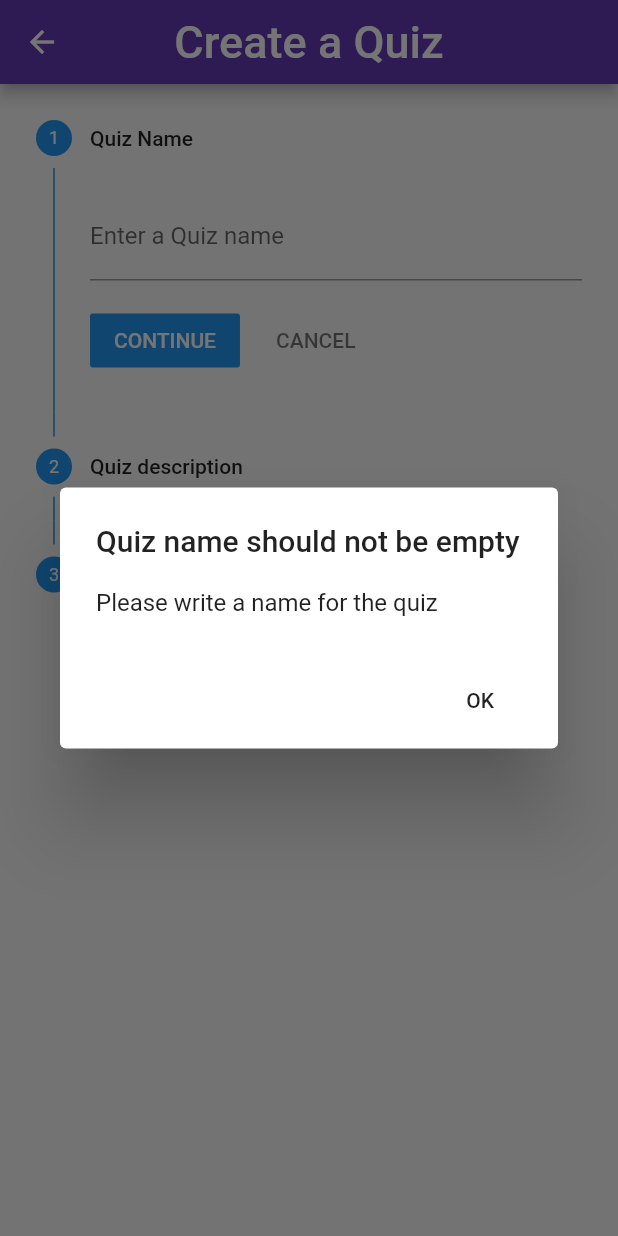
After one commit to EidAlmutairi0/thaqafah, a Flutter app: the CreateQuizScreen screen opened directly, after a tap on "CONTINUE", on a phone screen of 412 x 824 dp. The commit adds this screen. Run offline on Flutter 3.47's test engine with Material 2 defaults, Android fonts, the phone set to English and light mode, and no system bars; our stand-ins replace cloud_firestore, convex_bottom_bar, firebase_auth, firebase_core, group_radio_button, modal_progress_hud and 1 more; accounts and stored records are empty.

Commit message:
Create a qua

```diff
--- /dev/null
+++ b/lib/Create_Quiz_Screen.dart
@@ -0,0 +1,401 @@
+import 'package:flutter/material.dart';
+import 'package:cloud_firestore/cloud_firestore.dart';
+import 'package:thaqafah/main.dart';
+import 'package:cloud_firestore/cloud_firestore.dart';
+import 'package:rflutter_alert/rflutter_alert.dart';
+import 'package:group_radio_button/group_radio_button.dart';
+
+class CreateQuizScreen extends StatefulWidget {
+  @override
+  _CreateQuizScreenState createState() => _CreateQuizScreenState();
+}
+
+var quizName;
+var quizDescription;
+
+class _CreateQuizScreenState extends State<CreateQuizScreen> {
+  static final _firebase = FirebaseFirestore.instance;
+  String questionTitle;
+  String correctAnswer;
+  String wrongAnswerOne;
+  String wrongAnswerTwo;
+  String wrongAnswerthree;
+  List<String> answers;
+
+  // ignore: must_call_super
+  initState() {
+    quizName = null;
+    quizDescription = null;
+  }
+
+  int currentStep = 0;
+  bool complete = false;
+
+  cancel() {
+    if (currentStep > 0) {
+      goto(currentStep - 1);
+    }
+  }
+
+  goto(int step) {
+    setState(() {
+      currentStep = step;
+    });
+  }
+
+  @override
+  Widget build(BuildContext context) {
+    String _singleValue = "Text alignment right";
+    String _verticalGroupValue = "Pending";
+
+    List<String> _status = ["Pending", "Released", "Blocked"];
+    final _firebase = FirebaseFirestore.instance;
+    List<Step> steps = [
+      Step(
+          title: const Text('Quiz Name'),
+          //subtitle: const Text('Enter your name'),
+          isActive: true,
+          //state: StepState.error,
+          state: StepState.indexed,
+          content: TextFormField(
+            keyboardType: TextInputType.text,
+            autocorrect: false,
+            onChanged: (String value) {
+              quizName = value;
+            },
+            maxLines: 1,
+            decoration: new InputDecoration(
+                labelText: 'Enter a Quiz name',
+                hintText: 'Enter a name',
+                //filled: true,
+                labelStyle:
+                    new TextStyle(decorationStyle: TextDecorationStyle.solid)),
+          )),
+      Step(
+          title: const Text('Quiz description'),
+          //subtitle: const Text('Subtitle'),
+          isActive: true,
+          //state: StepState.editing,
+          state: StepState.indexed,
+          content: TextFormField(
+            keyboardType: TextInputType.text,
+            onSaved: (String value) {
+              quizDescription = value;
+            },
+            autocorrect: false,
+            maxLines: 5,
+            decoration: new InputDecoration(
+                labelText: 'Enter the quiz description',
+                hintText: 'Enter a description',
+                labelStyle:
+                    new TextStyle(decorationStyle: TextDecorationStyle.solid)),
+          )),
+      Step(
+          title: const Text('Quiz questions'),
+          //subtitle: const Text('Subtitle'),
+          isActive: true,
+          //state: StepState.editing,
+          state: StepState.indexed,
+          content: Column(
+            mainAxisAlignment: MainAxisAlignment.start,
+            children: [
+              StreamBuilder<QuerySnapshot>(
+                stream: _firebase
+                    .collection("Categories")
+                    .doc("$currentCategory")
+                    .collection("Quizzes")
+                    .doc("$quizName")
+                    .collection("Questions")
+                    .snapshots(),
+                builder: (context, snapshot) {
+                  if (snapshot.hasData) {
+                    final categories = snapshot.data.docs;
+                    List<Padding> categoriesWidgets = [];
+                    for (var Category in categories) {
+                      var aCategory = Category.id;
+                      var corrAnswer = Category.get("correct Answer");
+                      var wroAnswer1 = Category.get("wrong Answer One");
+                      var wroAnswer2 = Category.get("wrong Answer two");
+                      var wroAnswer3 = Category.get("wrong Answer Three");
+
+                      // ignore: non_constant_identifier_names
+                      final CategoryWidget = Padding(
+                        padding: EdgeInsets.only(top: 10),
+                        child: Row(
+                          mainAxisAlignment: MainAxisAlignment.start,
+                          children: [
+                            Container(
+                              decoration: BoxDecoration(
+                                  borderRadius: BorderRadius.circular(10),
+                                  border: Border.all(color: Color(0xFF673ab7))),
+                              width: 200,
+                              child: Column(
+                                children: [
+                                  Text(
+                                    aCategory,
+                                    style: TextStyle(
+                                        color: Colors.black54, fontSize: 20),
+                                  ),
+                                  Text(
+                                    corrAnswer,
+                                    style: TextStyle(
+                                        color: Colors.green, fontSize: 15),
+                                  ),
+                                  Text(
+                                    wroAnswer1,
+                                    style: TextStyle(
+                                        color: Colors.red, fontSize: 15),
+                                  ),
+                                  Text(
+                                    wroAnswer2,
+                                    style: TextStyle(
+                                        color: Colors.red, fontSize: 15),
+                                  ),
+                                  Text(
+                                    wroAnswer3,
+                                    style: TextStyle(
+                                        color: Colors.red, fontSize: 15),
+                                  ),
+                                ],
+                                mainAxisAlignment: MainAxisAlignment.start,
+                              ),
+                            ),
+                            SizedBox(
+                              width: 10,
+                            ),
+                            Container(
+                                decoration: BoxDecoration(
+                                  borderRadius: BorderRadius.circular(10),
+                                  color: Colors.red,
+                                ),
+                                width: 30,
+                                height: 30,
+                                child: Center(
+                                  child: IconButton(
+                                    icon: Icon(
+                                      Icons.clear,
+                                    ),
+                                    iconSize: 15,
+                                    color: Colors.white,
+                                    onPressed: () {
+                                      showDialog(
+                                          context: context,
+                                          builder: (_) => AlertDialog(
+                                                title: Text(
+                                                    "Are you sure about deleting this Questions"),
+                                                actions: [
+                                                  FlatButton(
+                                                      onPressed: () {
+                                                        Navigator.pop(context);
+                                                      },
+                                                      child: Text("NO")),
+                                                  FlatButton(
+                                                      onPressed: () {
+                                                        _firebase
+                                                            .collection(
+                                                                "Categories")
+                                                            .doc(
+                                                                "$currentCategory")
+                                                            .collection(
+                                                                "Quizzes")
+                                                            .doc("$quizName")
+                                                            .collection(
+                                                                "Questions")
+                                                            .doc("$aCategory")
+                                                            .delete();
+                                                        Navigator.pop(context);
+                                                      },
+                                                      child: Text("YES"))
+                                                ],
+                                              ));
+                                    },
+                                  ),
+                                ))
+                          ],
+                        ),
+                      );
+                      categoriesWidgets.add(CategoryWidget);
+                    }
+                    if (categoriesWidgets.isEmpty)
+                      return Center(
+                        child: Text(
+                          "There is no questions",
+                          style: TextStyle(color: Colors.black54, fontSize: 20),
+                        ),
+                      );
+
+                    return Column(
+                      children: categoriesWidgets,
+                    );
+                  } else {
+                    return Center();
+                  }
+                },
+              ),
+              SizedBox(
+                height: 30,
+              ),
+              Container(
+                height: 40,
+                width: 200,
+                decoration: BoxDecoration(
+                  color: Color(0xFFD3A762),
+                  borderRadius: BorderRadius.circular(5),
+                ),
+                child: FlatButton(
+                  onPressed: () {
+                    Alert(
+                        context: context,
+                        title: "Create a question",
+                        content: Column(
+                          children: <Widget>[
+                            TextField(
+                              decoration: InputDecoration(
+                                labelText: 'Question title',
+                              ),
+                              onChanged: (value) {
+                                setState(() {
+                                  questionTitle = value;
+                                });
+                              },
+                              maxLines: 3,
+                            ),
+                            TextField(
+                              onChanged: (value) {
+                                setState(() {
+                                  correctAnswer = value;
+                                });
+                              },
+                              decoration: InputDecoration(
+                                labelText: 'Correct title',
+                              ),
+                              maxLines: 1,
+                            ),
+                            TextField(
+                              onChanged: (value) {
+                                setState(() {
+                                  wrongAnswerOne = value;
+                                });
+                              },
+                              decoration: InputDecoration(
+                                labelText: 'wrong answer one ',
+                              ),
+                              maxLines: 1,
+                            ),
+                            TextField(
+                              onChanged: (value) {
+                                setState(() {
+                                  wrongAnswerTwo = value;
+                                });
+                              },
+                              decoration: InputDecoration(
+                                labelText: 'wrong answer two',
+                              ),
+                              maxLines: 1,
+                            ),
+                            TextField(
+                              onChanged: (value) {
+                                setState(() {
+                                  wrongAnswerthree = value;
+                                });
+                              },
+                              decoration: InputDecoration(
+                                labelText: 'wrong answer three',
+                              ),
+                              maxLines: 1,
+                            ),
+                          ],
+                        ),
+                        buttons: [
+                          DialogButton(
+                            onPressed: () => {
+                              print("hi"),
+                              print("bye"),
+                              _firebase
+                                  .collection("Categories")
+                                  .doc("$currentCategory")
+                                  .collection("Quizzes")
+                                  .doc("$quizName")
+                                  .collection("Questions")
+                                  .doc("$questionTitle")
+                                  .set({
+                                "question Title": questionTitle,
+                                "anwers": answers,
+                                "correct Answer": correctAnswer,
+                                "wrong Answer One": wrongAnswerOne,
+                                "wrong Answer two": wrongAnswerTwo,
+                                "wrong Answer Three": wrongAnswerthree,
+                              }),
+                              Navigator.pop(context)
+                            },
+                            child: Text(
+                              "Create",
+                              style:
+                                  TextStyle(color: Colors.white, fontSize: 20),
+                            ),
+                          )
+                        ]).show();
+                  },
+                  child: Text("create a question"),
+                ),
+              ),
+              SizedBox(
+                height: 30,
+              ),
+            ],
+          )),
+    ];
+
+    next() {
+      if (quizName == null || quizName == "") {
+        showDialog(
+            context: context,
+            builder: (_) => AlertDialog(
+                  title: Text("Quiz name should not be empty "),
+                  content: Text("Please write a name for the quiz"),
+                  actions: [
+                    FlatButton(
+                        onPressed: () {
+                          Navigator.pop(context);
+                        },
+                        child: Text("OK"))
+                  ],
+                ));
+      } else {
+        currentStep + 1 != steps.length
+            ? goto(currentStep + 1)
+            : setState(() => complete = true);
+      }
+    }
+
+    return Scaffold(
+      appBar: AppBar(
+        centerTitle: true,
+        title: Text(
+          "Create a Quiz",
+          style: TextStyle(
+            color: Colors.white,
+            fontSize: 30,
+          ),
+        ),
+        backgroundColor: Color(0xFF673ab7),
+      ),
+      body: SafeArea(
+        child: Theme(
+          data: ThemeData(
+              primaryColor: Color(0xFF673ab7), buttonColor: Color(0xFFD3A762)),
+          child: SingleChildScrollView(
+            child: Stepper(
+              physics: ClampingScrollPhysics(),
+              type: StepperType.vertical,
+              currentStep: currentStep,
+              onStepContinue: next,
+              onStepCancel: cancel,
+              steps: steps,
+            ),
+          ),
+        ),
+      ),
+    );
+  }
+}
--- a/lib/main.dart
+++ b/lib/main.dart
@@ -1,7 +1,7 @@
 import 'package:flutter/material.dart';
 import 'package:thaqafah/Log_in_screen.dart';
 import 'package:firebase_core/firebase_core.dart';
-import 'package:thaqafah/category.dart';
+import 'file:///C:/Users/eid_1/AndroidStudioProjects/thaqafah/lib/UserScreens/User_Category.dart';
 
 var currentCategory;
 var currentQuiz;
@@ -24,7 +24,6 @@ class _MyAppState extends State<MyApp> {
     return MaterialApp(
       routes: {
         "LoginScreen": (context) => LoginPage(),
-        "category": (context) => category(),
       },
       initialRoute: "LoginScreen",
       debugShowCheckedModeBanner: false,
--- a/pubspec.yaml
+++ b/pubspec.yaml
@@ -35,6 +35,7 @@ dependencies:
   convex_bottom_bar: ^2.4.1
   outline_material_icons: ^0.1.1
   rflutter_alert: ^1.1.0
+  group_radio_button: ^1.0.1
 
 
 
```
Also changed, not shown: lib/AdminScreens/Admin_Category.dart (added, +171 -0 lines), lib/AdminScreens/admin_home_screen.dart (+19 -4 lines), lib/UserScreens/User_Category.dart (added, +137 -0 lines), lib/category.dart (deleted, +0 -13 lines), pubspec.lock.
